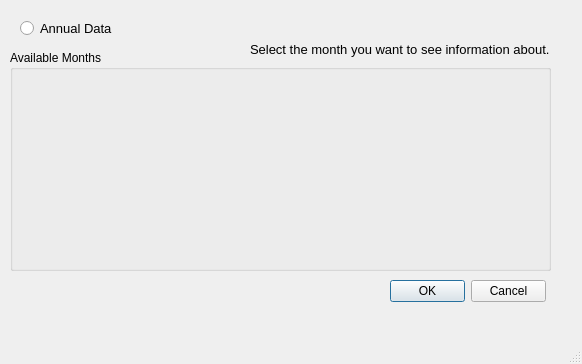
Before: the Qt Designer form Month.ui in SeanMilty95/FinalScraper, drawn with Qt 5.
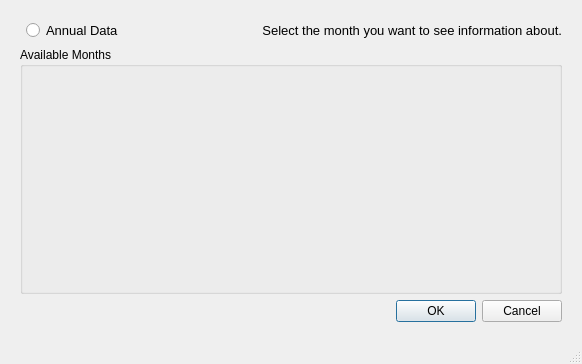
After: the same form once the commit is applied.

Commit message: GUI content now scales with window size

The edit to the form file:
```diff
--- a/Month.ui
+++ b/Month.ui
@@ -10,6 +10,12 @@
     <height>364</height>
    </rect>
   </property>
+  <property name="minimumSize">
+   <size>
+    <width>582</width>
+    <height>364</height>
+   </size>
+  </property>
   <property name="windowTitle">
    <string>MainWindow</string>
   </property>
@@ -17,59 +23,53 @@
    <bool>false</bool>
   </property>
   <widget class="QWidget" name="centralwidget">
+   <layout class="QGridLayout" name="gridLayout">
+    <property name="leftMargin">
+     <number>20</number>
+    </property>
+    <property name="topMargin">
+     <number>20</number>
+    </property>
+    <property name="rightMargin">
+     <number>20</number>
+    </property>
+    <property name="bottomMargin">
+     <number>20</number>
+    </property>
+    <item row="2" column="0" colspan="3">
    <widget class="QGroupBox" name="groupBox">
-    <property name="geometry">
-     <rect>
-      <x>10</x>
-      <y>50</y>
+      <property name="minimumSize">
+       <size>
       <width>541</width>
       <height>221</height>
-     </rect>
+       </size>
     </property>
     <property name="title">
      <string>Available Months</string>
     </property>
    </widget>
+    </item>
+    <item row="3" column="0" colspan="2">
+     <widget class="QLabel" name="ErrorLabel">
+      <property name="font">
+       <font>
+        <pointsize>10</pointsize>
+       </font>
+      </property>
+      <property name="text">
+       <string/>
+      </property>
+     </widget>
+    </item>
+    <item row="3" column="2">
    <widget class="QDialogButtonBox" name="buttonBox">
-    <property name="geometry">
-     <rect>
-      <x>390</x>
-      <y>280</y>
-      <width>156</width>
-      <height>23</height>
-     </rect>
-    </property>
     <property name="standardButtons">
      <set>QDialogButtonBox::Cancel|QDialogButtonBox::Ok</set>
     </property>
    </widget>
-   <widget class="QLabel" name="label">
-    <property name="geometry">
-     <rect>
-      <x>250</x>
-      <y>39</y>
-      <width>301</width>
-      <height>20</height>
-     </rect>
-    </property>
-    <property name="font">
-     <font>
-      <pointsize>10</pointsize>
-     </font>
-    </property>
-    <property name="text">
-     <string>Select the month you want to see information about.</string>
-    </property>
-   </widget>
+    </item>
+    <item row="1" column="1">
    <widget class="QRadioButton" name="AnnualData">
-    <property name="geometry">
-     <rect>
-      <x>20</x>
-      <y>20</y>
-      <width>101</width>
-      <height>17</height>
-     </rect>
-    </property>
     <property name="font">
      <font>
       <pointsize>10</pointsize>
@@ -79,24 +79,23 @@
      <string>Annual Data</string>
     </property>
    </widget>
-   <widget class="QLabel" name="ErrorLabel">
-    <property name="geometry">
-     <rect>
-      <x>20</x>
-      <y>280</y>
-      <width>361</width>
-      <height>21</height>
-     </rect>
-    </property>
+    </item>
+    <item row="1" column="2">
+     <widget class="QLabel" name="label">
     <property name="font">
      <font>
       <pointsize>10</pointsize>
      </font>
     </property>
     <property name="text">
-     <string/>
-    </property>
-   </widget>
+       <string>Select the month you want to see information about.</string>
+      </property>
+      <property name="alignment">
+       <set>Qt::AlignRight|Qt::AlignTrailing|Qt::AlignVCenter</set>
+      </property>
+     </widget>
+    </item>
+   </layout>
   </widget>
   <widget class="QMenuBar" name="menubar">
    <property name="geometry">
```
Lines whose indentation alone changed are shown as unchanged. The commit also changes 2 other files.
